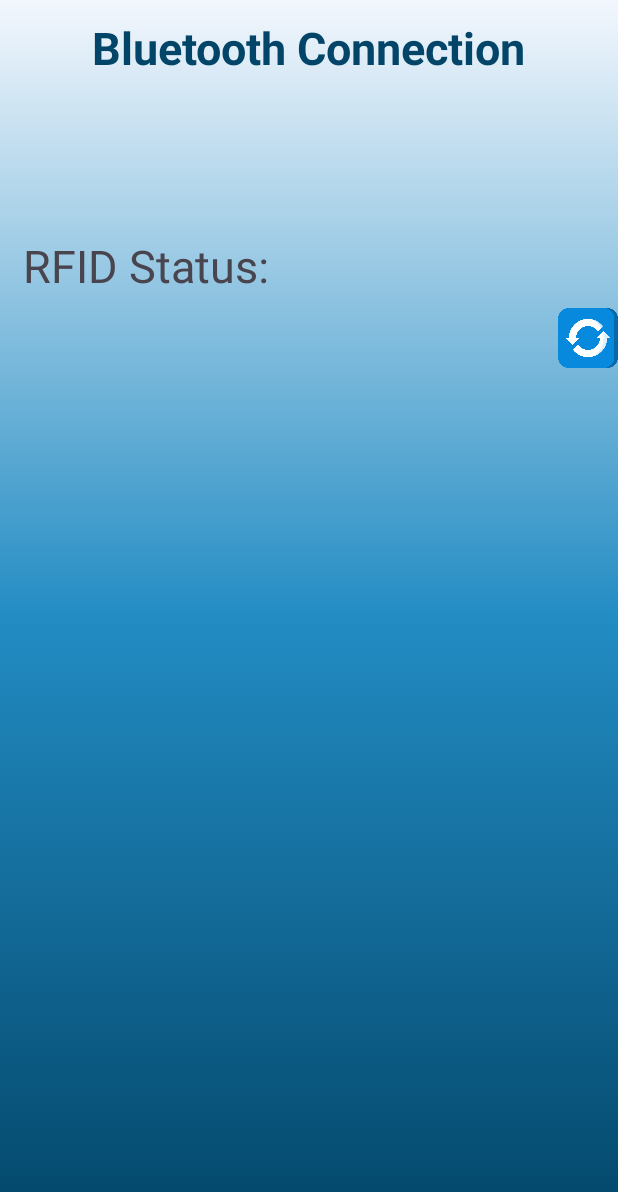
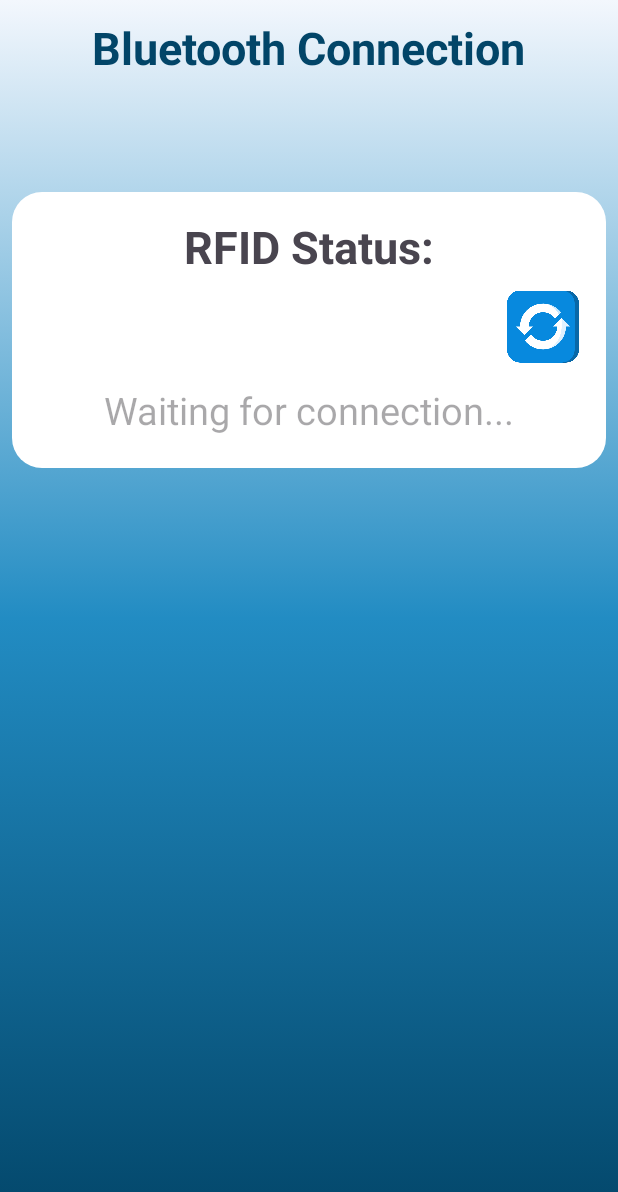
Before and after one commit to Kyrollo/SmartScan, an Android app: the layout activity_bluetooth_connection.xml on its own in the app's theme, with its tools: preview values and no code run, on a phone screen of 412 x 824 dp. Shown: the top 1192 px of the screen. Run offline under Robolectric (Android 15) with nearby library versions, the phone set to English and light mode, and no system bars.

Commit message:
Update Bluetooth method

```diff
--- a/app/src/main/res/layout/activity_bluetooth_connection.xml
+++ b/app/src/main/res/layout/activity_bluetooth_connection.xml
@@ -35,42 +35,55 @@
         app:layout_constraintVertical_bias="0.0" />
     </androidx.appcompat.widget.Toolbar>
 
-    <TextView
-        android:id="@+id/textrfid"
+    <LinearLayout
             android:layout_width="0dp"
             android:layout_height="wrap_content"
-        android:layout_marginStart="15dp"
-        android:text="@string/rfid_status"
-        android:textSize="30sp"
+            android:layout_marginStart="8dp"
+            android:layout_marginEnd="8dp"
+            android:background="@drawable/recycleview_background"
+            android:orientation="vertical"
             app:layout_constraintVertical_bias="0.2"
             app:layout_constraintEnd_toEndOf="parent"
             app:layout_constraintStart_toStartOf="parent"
             app:layout_constraintTop_toTopOf="parent"
-        app:layout_constraintBottom_toBottomOf="parent" />
+            app:layout_constraintBottom_toBottomOf="parent">
+
+            <TextView
+                android:id="@+id/textrfid"
+                android:layout_width="match_parent"
+                android:layout_height="wrap_content"
+                android:text="@string/rfid_status"
+                android:layout_marginTop="16dp"
+                android:layout_marginStart="8dp"
+                android:layout_marginEnd="8dp"
+                android:textSize="30sp"
+                android:textStyle="bold"
+                android:gravity="center" />
+
+            <ImageView
+                android:id="@+id/refreshConnection"
+                android:layout_width="48dp"
+                android:layout_height="50dp"
+                android:layout_gravity="end"
+                android:layout_marginTop="8dp"
+                android:layout_marginEnd="18dp"
+                android:importantForAccessibility="no"
+                android:src="@drawable/ic_refresh" />
 
             <TextView
                 android:id="@+id/textViewStatusRFID"
-        android:layout_width="0dp"
+                android:layout_width="match_parent"
                 android:layout_height="wrap_content"
                 android:layout_marginTop="8dp"
+                android:layout_marginBottom="16dp"
+                android:layout_marginStart="8dp"
+                android:layout_marginEnd="8dp"
                 android:gravity="center"
                 android:padding="5dp"
-        android:text=""
-        android:textColor="@color/white"
-        android:textSize="25sp"
-        app:layout_constraintEnd_toStartOf="@+id/refreshConnection"
-        app:layout_constraintStart_toStartOf="parent"
-        app:layout_constraintTop_toBottomOf="@id/textrfid" />
-
-    <ImageView
-        android:id="@+id/refreshConnection"
-        android:layout_width="40dp"
-        android:layout_height="40dp"
-        android:layout_marginTop="8dp"
-        android:importantForAccessibility="no"
-        android:src="@drawable/ic_refresh"
-        app:layout_constraintEnd_toEndOf="parent"
-        app:layout_constraintTop_toBottomOf="@id/textrfid" />
+                android:hint="@string/wait_for_connection"
+                android:textColor="@color/black"
+                android:textSize="25sp" />
+        </LinearLayout>
 
     <FrameLayout
         android:id="@+id/progressBarContainer"
```
Also changed, not shown: app/src/main/java/com/AssetTrckingRFID/App.java (+5 -4 lines), app/src/main/java/com/AssetTrckingRFID/Bluetooth/BluetoothConnectionActivity.java (+11 -7 lines), app/src/main/java/com/AssetTrckingRFID/Bluetooth/BluetoothHandler.java (+170 -63 lines), app/src/main/java/com/AssetTrckingRFID/ScanItems/ScanItems.java (+19 -9 lines), app/src/main/res/values/strings.xml (+10 -0 lines), 1 other file. Lines whose indentation alone changed are shown as unchanged.
